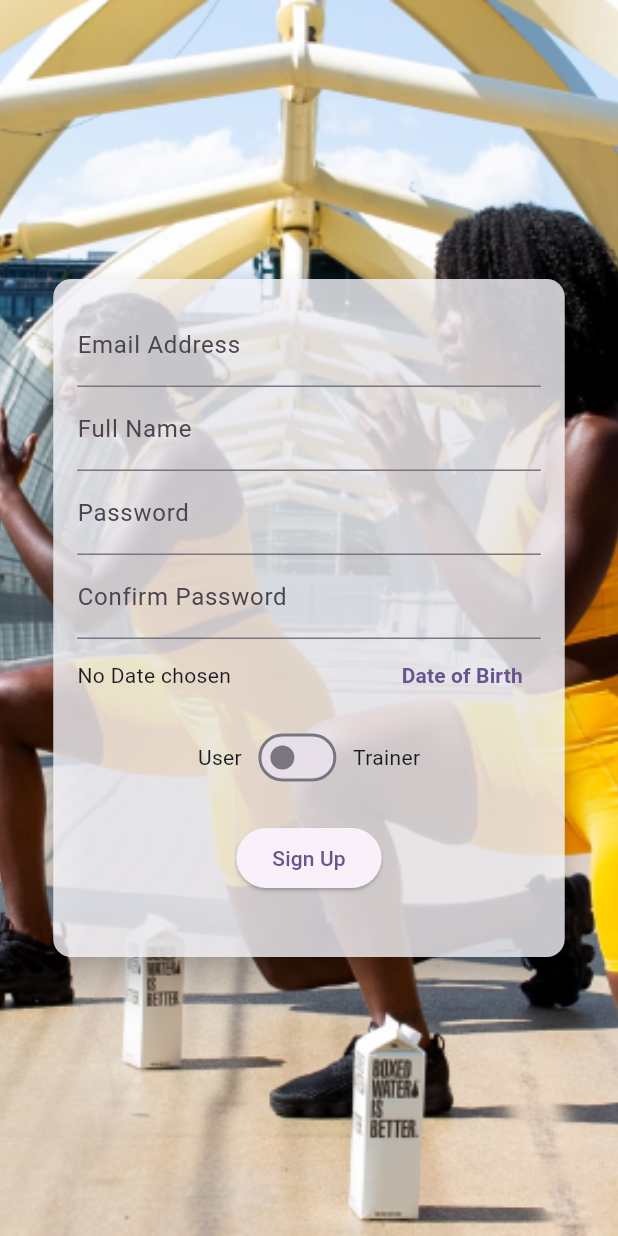
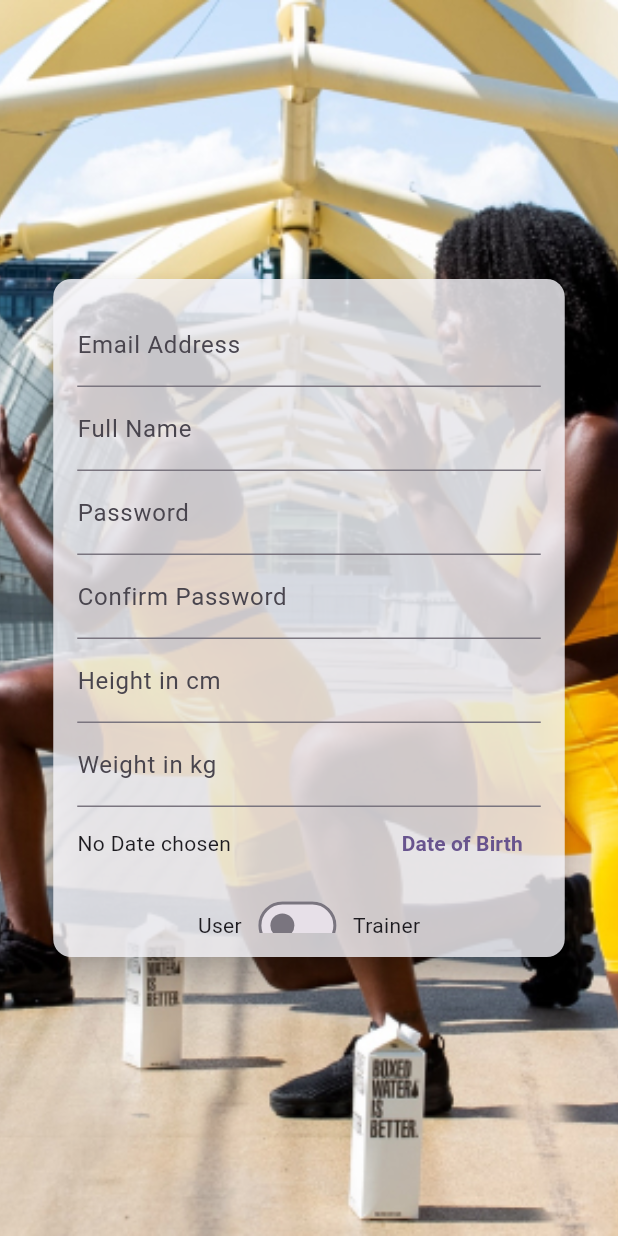
Before and after one commit to SardorbekAbdulabbozov/health_hack, a Flutter app: the screen it shows after launch, on a phone screen of 412 x 824 dp. Run offline on Flutter 3.47's test engine with Material 2 defaults, Android fonts, the phone set to English and light mode, and no system bars; our stand-ins replace date_field, flutter_svg, get; missing offline and left inert: mysql_client.

Commit message:
auth screen 3/4 done

```diff
--- a/lib/screens/auth_screen.dart
+++ b/lib/screens/auth_screen.dart
@@ -1,7 +1,9 @@
 import 'dart:io';
 import 'package:flutter/material.dart';
+import 'package:get/get.dart';
 import 'package:health_hack/utils/constants.dart';
 import 'package:intl/intl.dart';
+import 'package:date_field/date_field.dart';
 
 enum AuthMode { signup, login }
 
@@ -15,6 +17,10 @@ class AuthScreen extends StatefulWidget {
 class _AuthScreenState extends State<AuthScreen>
     with SingleTickerProviderStateMixin {
   final _formKey = GlobalKey<FormState>();
+  String? _height;
+  DateTime? _birthday;
+  String? _weight;
+  String? _userId;
   String? _userName = '';
   String? _userEmail = '';
   String? _userPassword = '';
@@ -30,6 +36,50 @@ class _AuthScreenState extends State<AuthScreen>
   final TextEditingController _pass = TextEditingController();
 
   late AnimationController _controller;
+  Widget password(){
+    return TextFormField(
+      controller: _pass,
+      validator: (val) {
+        if (val!.isEmpty) {
+          return 'Please enter password';
+        }
+        if (val.length < 6) {
+          return 'Password should be at least 8 characters long';
+        }
+        if (!regex.hasMatch(val)) {
+          return 'Enter a valid password: The password should contain digits, symbols, capital letter, and lower case letter';
+        }
+        return null;
+      },
+      obscuringCharacter: '*',
+      obscureText: true,
+      decoration: const InputDecoration(
+          label: Text('Password')),
+      onSaved: (val) {
+        _userPassword = val;
+      },
+    );
+  }
+  Widget emailAddress(){
+    return TextFormField(
+      validator: (val) {
+        if (val!.isEmpty) {
+          return 'Please enter email address';
+        }
+        if (!(val.endsWith('.com')) ||
+            !(val.contains('@'))) {
+          return 'Enter a valid email address';
+        }
+        return null;
+      },
+      keyboardType: TextInputType.emailAddress,
+      decoration: const InputDecoration(
+          label: Text('Email Address')),
+      onSaved: (val) {
+        _userEmail = val;
+      },
+    );
+  }
 
   @override
   void initState() {
@@ -65,7 +115,7 @@ class _AuthScreenState extends State<AuthScreen>
     showDatePicker(
       context: context,
       initialDate: DateTime.now(),
-      firstDate: DateTime(2022),
+      firstDate: DateTime(1920),
       lastDate: DateTime.now(),
     ).then((pickedDate) {
       if (pickedDate == null) {
@@ -79,6 +129,15 @@ class _AuthScreenState extends State<AuthScreen>
 
   void imagePicker(File image) {
     imagePicked = image;
+  }
+
+  void _trySubmit() {
+    final isValid = _formKey.currentState?.validate();
+    FocusScope.of(context).unfocus();
+    if (isValid == true) {
+      _formKey.currentState?.save();
+
+    }
   }
 
   @override
@@ -114,25 +173,7 @@ class _AuthScreenState extends State<AuthScreen>
                   child: SingleChildScrollView(
                     child: Column(
                       children: [
-                        if (authMode == AuthMode.signup)
-                          TextFormField(
-                            validator: (val) {
-                              if (val!.isEmpty) {
-                                return 'Please enter email address';
-                              }
-                              if (!(val.endsWith('.com')) ||
-                                  !(val.contains('@'))) {
-                                return 'Enter a valid email address';
-                              }
-                              return null;
-                            },
-                            keyboardType: TextInputType.emailAddress,
-                            decoration: const InputDecoration(
-                                label: Text('Email Address')),
-                            onSaved: (val) {
-                              _userEmail = val;
-                            },
-                          ),
+                        emailAddress(),
                         authMode == AuthMode.signup
                             ? Column(
                                 children: [
@@ -153,28 +194,7 @@ class _AuthScreenState extends State<AuthScreen>
                                       _userName = val;
                                     },
                                   ),
-                                  TextFormField(
-                                    controller: _pass,
-                                    validator: (val) {
-                                      if (val!.isEmpty) {
-                                        return 'Please enter password';
-                                      }
-                                      if (val.length < 6) {
-                                        return 'Password should be at least 8 characters long';
-                                      }
-                                      if (!regex.hasMatch(val)) {
-                                        return 'Enter a valid password: The password should contain digits, symbols, capital letter, and lower case letter';
-                                      }
-                                      return null;
-                                    },
-                                    obscuringCharacter: '*',
-                                    obscureText: true,
-                                    decoration: const InputDecoration(
-                                        label: Text('Password')),
-                                    onSaved: (val) {
-                                      _userPassword = val;
-                                    },
-                                  ),
+                                  password(),
                                   TextFormField(
                                     validator: (val) {
                                       if (val!.isEmpty) {
@@ -196,13 +216,39 @@ class _AuthScreenState extends State<AuthScreen>
                                     },
                                     obscuringCharacter: '*',
                                     obscureText: true,
-                                    decoration: InputDecoration(
-                                      label: Text(authMode == AuthMode.signup
-                                          ? 'Confirm Password'
-                                          : 'Password'),
+                                    decoration: const InputDecoration(
+                                      label: Text('Confirm Password'),
                                     ),
                                     onSaved: (val) {
                                       _userPassword = val;
+                                    },
+                                  ),
+                                  TextFormField(
+                                    validator: (val) {
+                                      if (val!.isEmpty) {
+                                        return 'Please enter your height';
+                                      }
+                                      return null;
+                                    },
+                                    keyboardType: TextInputType.number,
+                                    decoration: const InputDecoration(
+                                        label: Text('Height in cm')),
+                                    onSaved: (val) {
+                                      _height=val;
+                                    },
+                                  ),
+                                  TextFormField(
+                                    validator: (val) {
+                                      if (val!.isEmpty) {
+                                        return 'Please enter your weight';
+                                      }
+                                      return null;
+                                    },
+                                    keyboardType: TextInputType.number,
+                                    decoration: const InputDecoration(
+                                        label: Text('Weight in kg')),
+                                    onSaved: (val) {
+                                      _weight=val;
                                     },
                                   ),
                                   Row(
@@ -211,7 +257,7 @@ class _AuthScreenState extends State<AuthScreen>
                                         child: Text(
                                           selectedDate == null
                                               ? 'No Date chosen'
-                                              : 'Date of Birth: ${DateFormat.yMMMMd().format(selectedDate!)}',
+                                              : 'Date of Birth: ${DateFormat.yMd().format(selectedDate!)}',
                                         ),
                                       ),
                                       TextButton(
@@ -250,52 +296,14 @@ class _AuthScreenState extends State<AuthScreen>
                               )
                             : Column(
                                 children: [
-                                  TextFormField(
-                                    validator: (val) {
-                                      if (val!.isEmpty) {
-                                        return 'Please enter username';
-                                      }
-                                      if (val.length < 6) {
-                                        return 'At least 6 characters';
-                                      }
-                                      return null;
-                                    },
-                                    keyboardType: TextInputType.name,
-                                    decoration: const InputDecoration(
-                                        label: Text('Username')),
-                                    onSaved: (val) {
-                                      _userName = val;
-                                    },
-                                  ),
-                                  TextFormField(
-                                    controller: _pass,
-                                    validator: (val) {
-                                      if (val!.isEmpty) {
-                                        return 'Please enter password';
-                                      }
-                                      if (val.length < 6) {
-                                        return 'Password should be at least 8 characters long';
-                                      }
-                                      if (!regex.hasMatch(val)) {
-                                        return 'Enter a valid password: The password should contain digits, symbols, capital letter, and lower case letter';
-                                      }
-                                      return null;
-                                    },
-                                    obscuringCharacter: '*',
-                                    obscureText: true,
-                                    decoration: const InputDecoration(
-                                        label: Text('Password')),
-                                    onSaved: (val) {
-                                      _userPassword = val;
-                                    },
-                                  ),
+                                  password(),
                                 ],
                               ),
                         const SizedBox(
                           height: 12,
                         ),
                         ElevatedButton(
-                          onPressed: () {},
+                          onPressed: _trySubmit,
                           child: Text(authMode == AuthMode.signup
                               ? 'Sign Up'
                               : 'Log in'),
--- a/pubspec.yaml
+++ b/pubspec.yaml
@@ -16,6 +16,7 @@ dependencies:
   mysql_client: ^0.0.27
   flutter_svg: ^2.0.5
   intl:
+  date_field: ^3.0.5
 dev_dependencies:
   flutter_test:
     sdk: flutter
```
Also changed, not shown: pubspec.lock.
